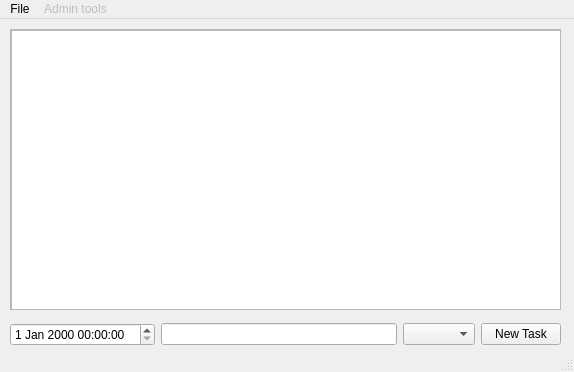
The window that source/MainScreen.ui (kruasan1ch/yatdl) describes before a commit, drawn with Qt 5.
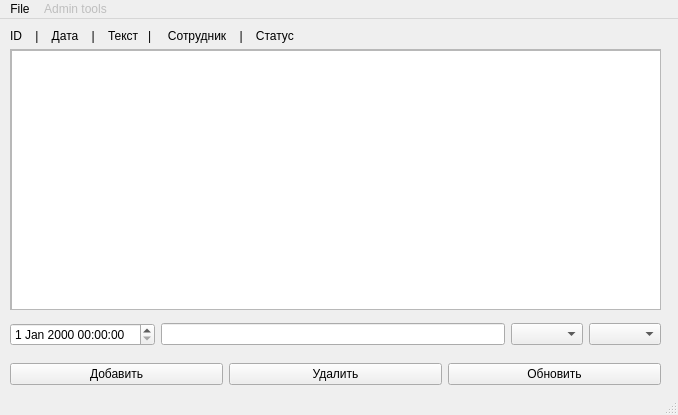
The same window after the commit.

```diff
--- a/source/MainScreen.ui
+++ b/source/MainScreen.ui
@@ -6,53 +6,20 @@
    <rect>
     <x>0</x>
     <y>0</y>
-    <width>574</width>
-    <height>372</height>
+    <width>678</width>
+    <height>415</height>
    </rect>
   </property>
   <property name="windowTitle">
    <string>Yatdl</string>
   </property>
   <widget class="QWidget" name="centralwidget">
-   <widget class="QScrollArea" name="scrollArea">
-    <property name="geometry">
-     <rect>
-      <x>10</x>
-      <y>10</y>
-      <width>551</width>
-      <height>281</height>
-     </rect>
-    </property>
-    <property name="widgetResizable">
-     <bool>true</bool>
-    </property>
-    <widget class="QWidget" name="scrollAreaWidgetContents">
-     <property name="geometry">
-      <rect>
-       <x>0</x>
-       <y>0</y>
-       <width>549</width>
-       <height>279</height>
-      </rect>
-     </property>
-     <widget class="QListWidget" name="taskList">
-      <property name="geometry">
-       <rect>
-        <x>0</x>
-        <y>0</y>
-        <width>551</width>
-        <height>281</height>
-       </rect>
-      </property>
-     </widget>
-    </widget>
-   </widget>
    <widget class="QWidget" name="horizontalLayoutWidget">
     <property name="geometry">
      <rect>
       <x>10</x>
       <y>300</y>
-      <width>551</width>
+      <width>651</width>
       <height>31</height>
      </rect>
     </property>
@@ -67,10 +34,88 @@
       <widget class="QComboBox" name="comboBox"/>
      </item>
      <item>
+      <widget class="QComboBox" name="statusBox"/>
+     </item>
+    </layout>
+   </widget>
+   <widget class="QWidget" name="horizontalLayoutWidget_2">
+    <property name="geometry">
+     <rect>
+      <x>10</x>
+      <y>340</y>
+      <width>651</width>
+      <height>31</height>
+     </rect>
+    </property>
+    <layout class="QHBoxLayout" name="horizontalLayout_2">
+     <item>
       <widget class="QPushButton" name="newTaskButton">
        <property name="text">
-        <string>New Task</string>
+        <string>Добавить</string>
        </property>
+      </widget>
+     </item>
+     <item>
+      <widget class="QPushButton" name="deleteButton">
+       <property name="text">
+        <string>Удалить</string>
+       </property>
+      </widget>
+     </item>
+     <item>
+      <widget class="QPushButton" name="refreshButton">
+       <property name="text">
+        <string>Обновить</string>
+       </property>
+      </widget>
+     </item>
+    </layout>
+   </widget>
+   <widget class="QWidget" name="verticalLayoutWidget">
+    <property name="geometry">
+     <rect>
+      <x>10</x>
+      <y>10</y>
+      <width>651</width>
+      <height>281</height>
+     </rect>
+    </property>
+    <layout class="QVBoxLayout" name="verticalLayout">
+     <item>
+      <widget class="QLabel" name="label">
+       <property name="text">
+        <string>ID    |    Дата    |    Текст   |     Сотрудник    |    Статус</string>
+       </property>
+       <property name="alignment">
+        <set>Qt::AlignBottom|Qt::AlignLeading|Qt::AlignLeft</set>
+       </property>
+      </widget>
+     </item>
+     <item>
+      <widget class="QScrollArea" name="scrollArea">
+       <property name="widgetResizable">
+        <bool>true</bool>
+       </property>
+       <widget class="QWidget" name="scrollAreaWidgetContents">
+        <property name="geometry">
+         <rect>
+          <x>0</x>
+          <y>0</y>
+          <width>647</width>
+          <height>257</height>
+         </rect>
+        </property>
+        <widget class="QListWidget" name="taskList">
+         <property name="geometry">
+          <rect>
+           <x>0</x>
+           <y>0</y>
+           <width>651</width>
+           <height>281</height>
+          </rect>
+         </property>
+        </widget>
+       </widget>
       </widget>
      </item>
     </layout>
@@ -81,7 +126,7 @@
     <rect>
      <x>0</x>
      <y>0</y>
-     <width>574</width>
+     <width>678</width>
      <height>19</height>
     </rect>
    </property>
```
